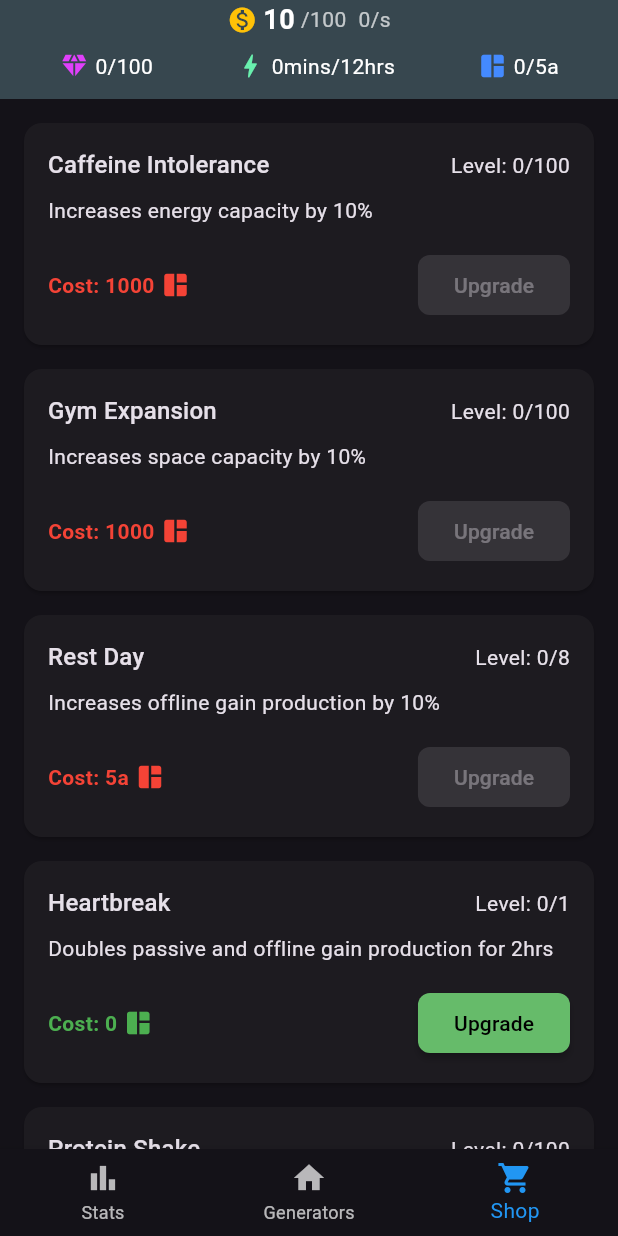
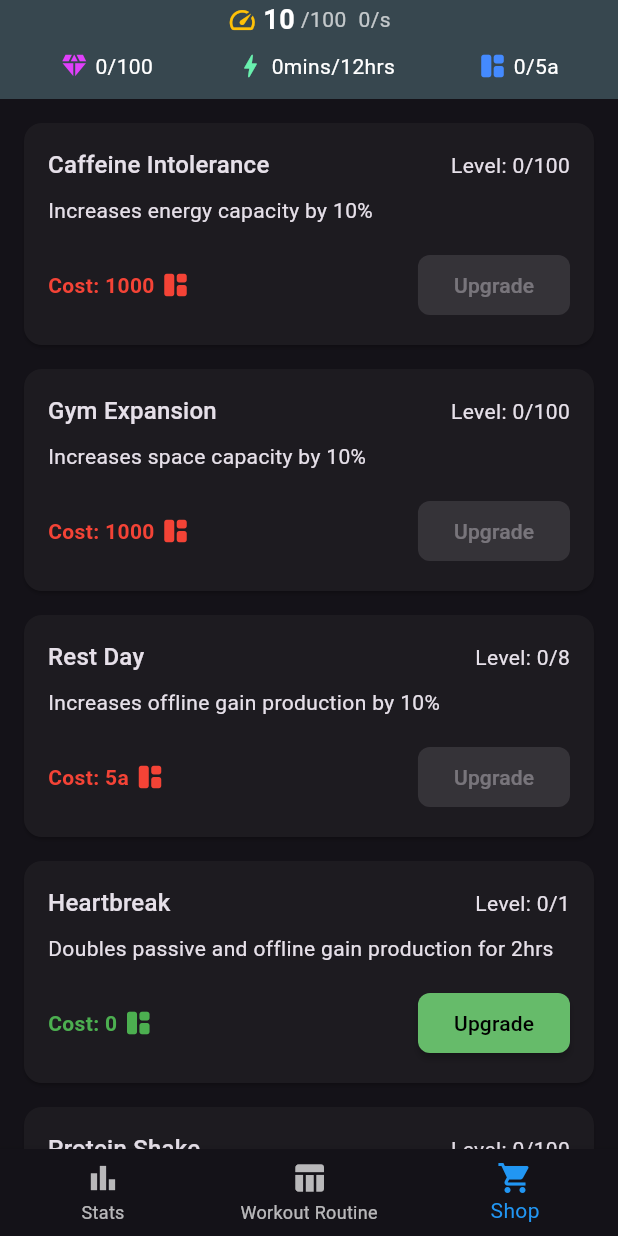
Before and after one commit to enzosv/idlefit-flutter, a Flutter app: the screen it shows after launch, item 3 of the bottom bar chosen, on a phone screen of 412 x 824 dp. Run offline on Flutter 3.47's test engine with Material 3 defaults, Android fonts, the phone set to English and light mode, and no system bars; our stand-ins replace objectbox, shared_preferences; missing offline and left inert: flame, health; generated files the repository leaves out were written again.

Commit message:
use constants for icons

```diff
--- a/lib/constants.dart
+++ b/lib/constants.dart
@@ -2,4 +2,7 @@ import 'package:flutter/material.dart';
 
 class Constants {
   static final Color barColor = Colors.blueGrey.shade800;
+  static const IconData coinIcon = Icons.speed;
+  static const IconData spaceIcon = Icons.space_dashboard_rounded;
+  static const IconData energyIcon = Icons.bolt_rounded;
 }
--- a/lib/main.dart
+++ b/lib/main.dart
@@ -147,7 +147,10 @@ class _GameHomePageState extends State<GameHomePage>
         },
         items: const [
           BottomNavigationBarItem(icon: Icon(Icons.bar_chart), label: 'Stats'),
-          BottomNavigationBarItem(icon: Icon(Icons.home), label: 'Generators'),
+          BottomNavigationBarItem(
+            icon: Icon(Icons.table_chart),
+            label: 'Workout Routine',
+          ),
           BottomNavigationBarItem(
             icon: Icon(Icons.shopping_cart),
             label: 'Shop',
--- a/lib/widgets/common_widgets.dart
+++ b/lib/widgets/common_widgets.dart
@@ -55,7 +55,7 @@ class CoinsDisplay extends StatelessWidget {
     return Row(
       mainAxisAlignment: MainAxisAlignment.center,
       children: [
-        Icon(Icons.monetization_on, color: Colors.amber, size: 20),
+        Icon(Constants.coinIcon, color: Colors.amber, size: 20),
         const SizedBox(width: 4),
         CurrentCoins(key: CurrentCoins.globalKey),
         const SizedBox(width: 4),
@@ -84,14 +84,14 @@ class OtherCurrencies extends StatelessWidget {
             ),
             _buildCurrencyItem(
               context,
-              icon: Icons.bolt,
+              icon: Constants.energyIcon,
               value:
                   '${durationNotation(gameState.energy.count)}/${durationNotation(gameState.energy.max)}',
               color: Colors.greenAccent,
             ),
             _buildCurrencyItem(
               context,
-              icon: Icons.space_dashboard,
+              icon: Constants.spaceIcon,
               value:
                   '${toLettersNotation(gameState.space.count)}/${toLettersNotation(gameState.space.max)}',
               color: Colors.blueAccent,
--- a/lib/widgets/shop_item_card.dart
+++ b/lib/widgets/shop_item_card.dart
@@ -1,4 +1,5 @@
 import 'package:flutter/material.dart';
+import 'package:idlefit/constants.dart';
 import 'package:provider/provider.dart';
 import '../services/game_state.dart';
 import '../models/shop_items.dart';
@@ -23,7 +24,7 @@ class ShopItemCard extends StatelessWidget {
               ? [Text('Current effect: ${item.currentEffectValue}')]
               : [],
       cost: isMaxLevel ? null : item.currentCost.toDouble(),
-      costIcon: isMaxLevel ? null : Icons.space_dashboard,
+      costIcon: isMaxLevel ? null : Constants.spaceIcon,
       affordable: gameState.space.count >= item.currentCost,
       buttonText: isMaxLevel ? 'MAXED' : 'Upgrade',
       onButtonPressed:
```
Also changed, not shown: lib/widgets/background_earnings_popup.dart (+5 -4 lines), lib/widgets/generator_card.dart (+4 -3 lines), lib/widgets/generator_upgrade_card.dart (+5 -4 lines).
